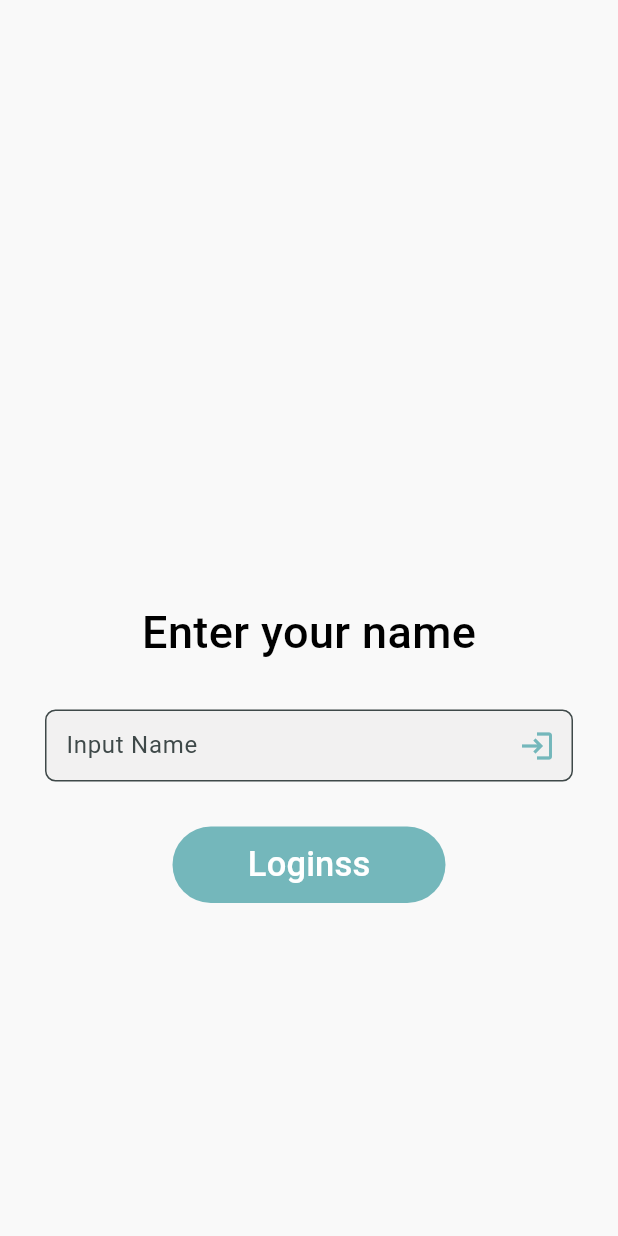
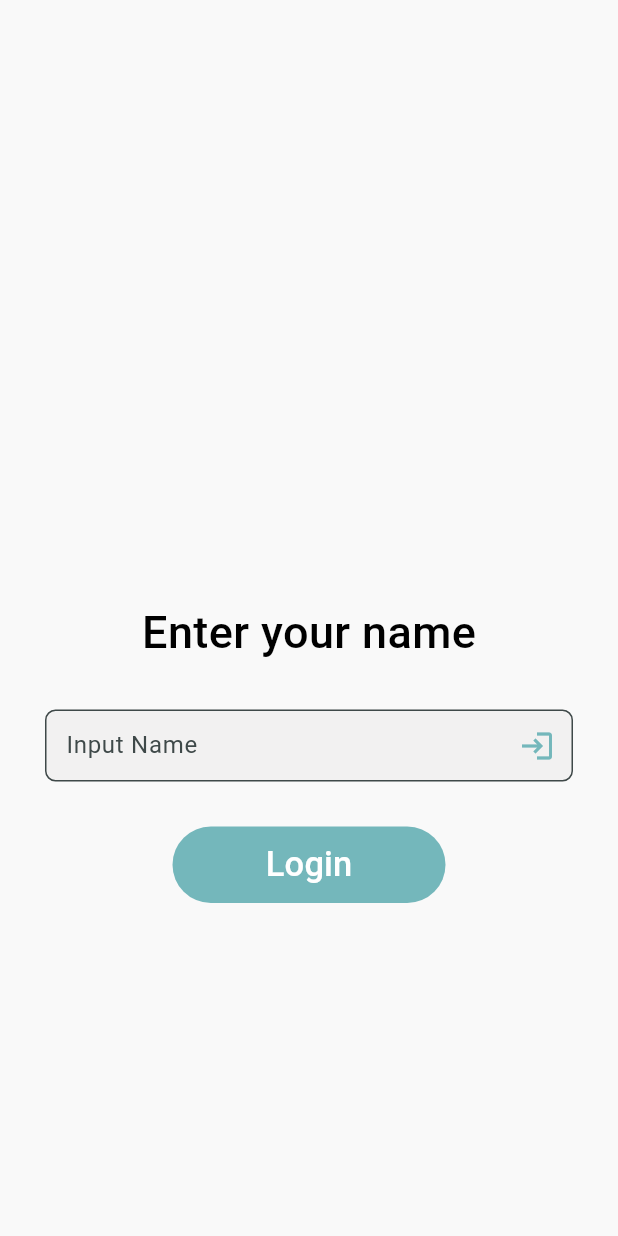
Before and after one commit to wilsone24/My-Best-Self, a Flutter app: the screen it shows after launch, on a phone screen of 412 x 824 dp. Run offline on Flutter 3.47's test engine with Material 3 defaults, Android fonts, the phone set to English and light mode, and no system bars.

Commit message:
Adjust button text in LoginPage

```diff
--- a/lib/ui/pages/login_page.dart
+++ b/lib/ui/pages/login_page.dart
@@ -43,7 +43,7 @@ class LoginPage extends StatelessWidget {
                 child: const Padding(
                   padding: EdgeInsetsDirectional.symmetric(vertical: 9),
                   child: Text(
-                    'Loginss',
+                    'Login',
                     style: TextStyle(fontSize: 23, fontWeight: FontWeight.w500),
                   ),
                 )),
```
